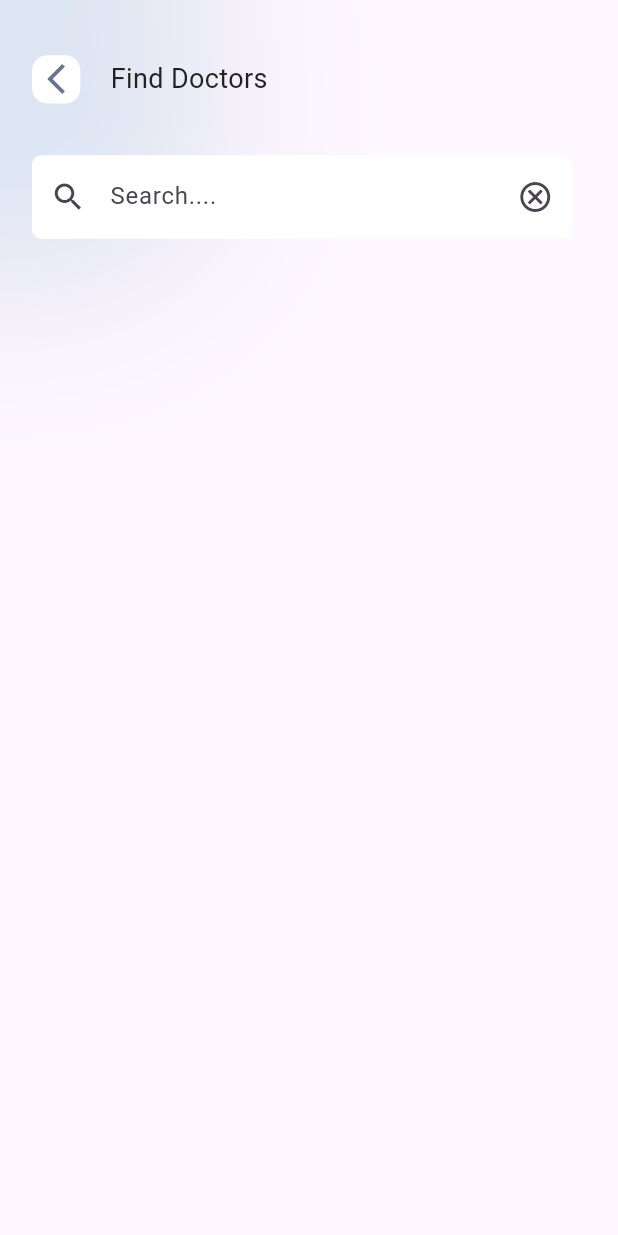
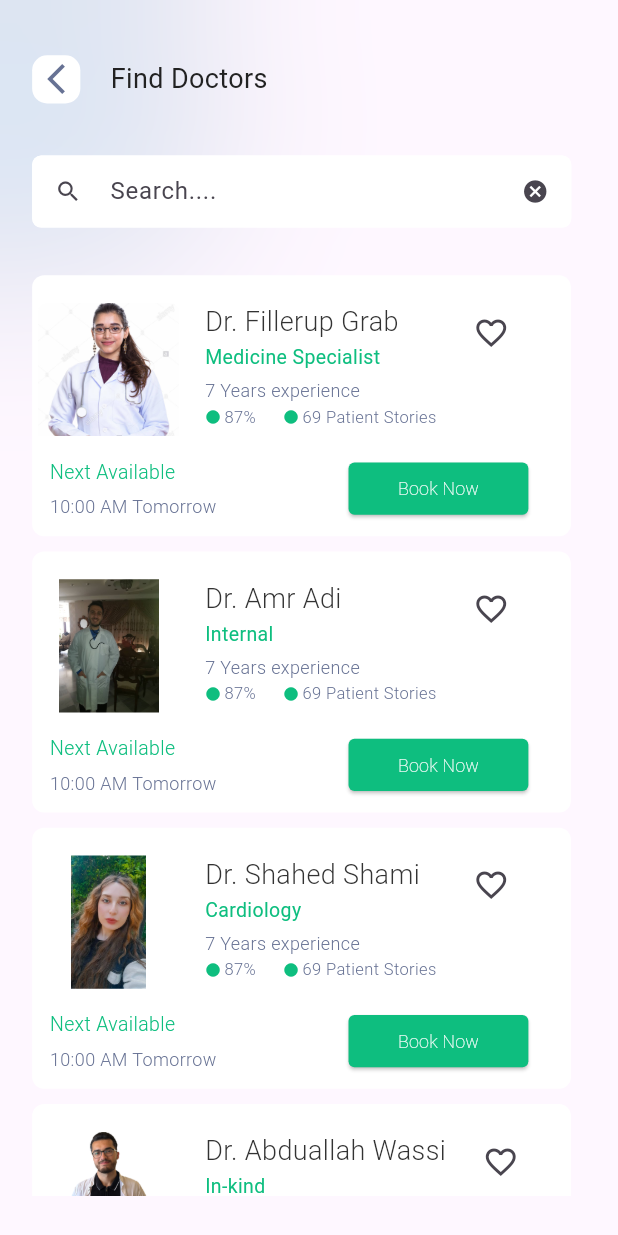
Before and after one commit to amradi6/salamtak, a Flutter app: the FindDoctorScreen screen opened by its route, on a phone screen of 412 x 824 dp. Run offline on Flutter 3.47's test engine with Material 3 defaults, Android fonts, the phone set to English and light mode, and no system bars; our stand-ins replace flutter_bloc, flutter_rating_bar; Roboto replaces fonts that are missing (PT Sans, Rubik).

Commit message:
feat: Implement doctor search and filtering functionality
This commit introduces the following:
- **`FindDoctorScreen`:**
    - Displays a search bar to filter doctors by name.
    - Shows a list of doctors using `ContainerForFindDoctors`.
    - Handles empty search results by displaying a "No doctor found" message.
    - Allows clearing the search and resetting the doctor list.
- **`FindDoctorCubit` and `FindDoctorState`:**
    - Manages the state for the doctor list and filtering logic.
    - `filterDoctors` method updates the list based on the search query.
    - `resetDoctors` method reverts to the initial full list.
- **`ContainerForFindDoctors` widget:**
    - A reusable widget to display individual doctor information including image, name, specialty, experience, rating, patient count, and next availability.
    - Includes a "Book Now" button and a favorite icon.
- **Updated `TextFormForSearch`:**
    - Added `onChanged`, `suffixIcon`, `validator`, and `onFieldSubmitted` parameters for enhanced functionality.
- **Home Screen Integration:**
    - The search bar on the `HomeScreen` now navigates to `FindDoctorScreen`.
    - `HomeCubit` and `HomeState` now manage a static list of doctors.
- **Minor UI Adjustments:**
    - Removed unused import in `onboarding_screen_02.dart`.

```diff
--- a/frontend/salamtak/lib/core/constants/widgets/text_form_for_search.dart
+++ b/frontend/salamtak/lib/core/constants/widgets/text_form_for_search.dart
@@ -7,7 +7,10 @@ class TextFormForSearch extends StatelessWidget {
     required this.textInputType,
     required this.filled,
     this.controller,
-    required this.hintText, this.onTap,
+    required this.hintText,
+    this.onTap,
+    this.onChanged,
+    this.suffixIcon, this.validator, this.onFieldSubmitted,
   });
 
   final Size size;
@@ -16,6 +19,10 @@ class TextFormForSearch extends StatelessWidget {
   final TextEditingController? controller;
   final String hintText;
   final void Function()? onTap;
+  final void Function(String)? onChanged;
+  final Widget? suffixIcon;
+  final String? Function(String?)? validator;
+  final void Function(String)? onFieldSubmitted;
 
   @override
   Widget build(BuildContext context) {
@@ -24,15 +31,19 @@ class TextFormForSearch extends StatelessWidget {
       height: size.height * 0.0670557,
       child: TextFormField(
         onTap: onTap,
+        validator: validator,
+        onFieldSubmitted: onFieldSubmitted ,
+        onChanged: onChanged,
         controller: controller,
         keyboardType: textInputType,
         cursorColor: Color(0XFF0EBE7E),
         decoration: InputDecoration(
+          isDense: true,
           filled: filled,
           fillColor: Color(0XFFFFFFFF),
           prefixIcon: Icon(Icons.search),
           hintText: hintText,
-          suffixIcon: Icon(Icons.cancel_outlined),
+          suffixIcon: suffixIcon,
           border: OutlineInputBorder(
             borderSide: BorderSide(color: Color(0xFFFFFFFF)),
             borderRadius: BorderRadius.all(Radius.circular(6)),
@@ -49,6 +60,10 @@ class TextFormForSearch extends StatelessWidget {
             borderSide: BorderSide(color: Color(0xFFFFFFFF)),
             borderRadius: BorderRadius.all(Radius.circular(6)),
           ),
+          errorBorder:OutlineInputBorder(
+            borderSide: BorderSide(color: Color(0xFFFFFFFF)),
+            borderRadius: BorderRadius.all(Radius.circular(6)),
+          ),
         ),
       ),
     );
--- /dev/null
+++ b/frontend/salamtak/lib/features/find_doctors/cubit/find_doctor_state.dart
@@ -0,0 +1,13 @@
+sealed class FindDoctorState {}
+
+final class FindDoctorInitialState extends FindDoctorState {
+  final List<Map<String, dynamic>> allDoctors;
+
+  FindDoctorInitialState(this.allDoctors);
+}
+
+final class DoctorFilterState extends FindDoctorState {
+  final List<Map<String, dynamic>> filteredDoctors;
+
+  DoctorFilterState(this.filteredDoctors);
+}
--- a/frontend/salamtak/lib/features/find_doctors/views/find_doctor_screen.dart
+++ b/frontend/salamtak/lib/features/find_doctors/views/find_doctor_screen.dart
@@ -1,9 +1,28 @@
 import 'package:flutter/material.dart';
+import 'package:flutter_bloc/flutter_bloc.dart';
 import 'package:salamtak/core/constants/widgets/circle_for_bg.dart';
 import 'package:salamtak/core/constants/widgets/text_form_for_search.dart';
+import 'package:salamtak/features/find_doctors/cubit/find_doctor_cubit.dart';
+import 'package:salamtak/features/find_doctors/cubit/find_doctor_state.dart';
+import 'package:salamtak/features/find_doctors/widgets/container_for_search_doctors.dart';
 
-class FindDoctorScreen extends StatelessWidget {
+class FindDoctorScreen extends StatefulWidget {
   const FindDoctorScreen({super.key});
+
+  @override
+  State<FindDoctorScreen> createState() => _FindDoctorScreenState();
+}
+
+class _FindDoctorScreenState extends State<FindDoctorScreen> {
+
+  final TextEditingController controller =TextEditingController();
+  final GlobalKey<FormState> _formKey = GlobalKey<FormState>();
+
+  @override
+  void dispose() {
+    controller.dispose();
+    super.dispose();
+  }
 
   @override
   Widget build(BuildContext context) {
@@ -28,23 +47,21 @@ class FindDoctorScreen extends StatelessWidget {
             color: Color(0X1E0EBE7E),
           ),
           Positioned(
-            top: size.height*0.0447,
-            left: size.width*0.052,
+            top: size.height * 0.0447,
+            left: size.width * 0.052,
             child: Column(
               crossAxisAlignment: CrossAxisAlignment.start,
               children: [
                 Row(
                   children: [
                     GestureDetector(
-                      onTap:() => Navigator.pop(context),
+                      onTap: () => Navigator.pop(context),
                       child: Container(
-                        width: size.width*0.078,
-                        height: size.width*0.078,
+                        width: size.width * 0.078,
+                        height: size.width * 0.078,
                         decoration: BoxDecoration(
                           color: Color(0XFFFFFFFF),
-                          borderRadius: BorderRadius.all(
-                            Radius.circular(10),
-                          ),
+                          borderRadius: BorderRadius.all(Radius.circular(10)),
                         ),
                         child: Icon(
                           Icons.arrow_back_ios_new,
@@ -52,20 +69,102 @@ class FindDoctorScreen extends StatelessWidget {
                         ),
                       ),
                     ),
-                    SizedBox(width: size.width*0.049),
+                    SizedBox(width: size.width * 0.049),
                     Text(
                       "Find Doctors",
                       style: TextStyle(
                         color: Color(0XFF222222),
                         fontSize: 18,
                         fontWeight: FontWeight.w400,
-                        fontFamily: "Rubik"
+                        fontFamily: "Rubik",
                       ),
                     ),
                   ],
                 ),
-                SizedBox(height: size.height*0.0422),
-                TextFormForSearch(size: size, textInputType: TextInputType.text, filled: true, hintText: "Search...."),
+                SizedBox(height: size.height * 0.0422),
+                Form(
+                  key: _formKey,
+                  child: TextFormForSearch(
+                    controller: controller,
+                    size: size,
+                    validator: (value) {
+                      if (value == null || value
+                          .trim()
+                          .isEmpty) {
+                        return "Please Enter The Name Doctor";
+                      }
+                      return null;
+                    },
+                    onFieldSubmitted: (value) {
+                      if (_formKey.currentState!.validate()) {
+                        context.read<FindDoctorCubit>().filterDoctors(
+                            value.trim());
+                      }
+                    },
+                    suffixIcon: IconButton(
+                      onPressed: () {
+                        context.read<FindDoctorCubit>().resetDoctors();
+                        controller.clear();
+                      },
+                      icon: Icon(Icons.cancel),
+                    ),
+                    onChanged: (value) {
+                      final trimmedValue = value.trim();
+                      if (trimmedValue.isEmpty) {
+                        context.read<FindDoctorCubit>().resetDoctors();
+                      } else {
+                        context.read<FindDoctorCubit>().filterDoctors(trimmedValue);
+                      }
+                    },
+                    textInputType: TextInputType.text,
+                    filled: true,
+                    hintText: "Search....",
+                  ),
+                ),
+                SizedBox(height: size.height * 0.0298),
+                SingleChildScrollView(
+                  child: SizedBox(
+                    height: size.height * 0.745,
+                    width: size.width * 0.872,
+                    child: BlocBuilder<FindDoctorCubit, FindDoctorState>(
+                      builder: (context, state) {
+                        List<Map<String, dynamic>>doctors = [];
+                        if (state is FindDoctorInitialState) {
+                          doctors = state.allDoctors;
+                        }
+                        else if (state is DoctorFilterState) {
+                          doctors = state.filteredDoctors;
+                        }
+                        if(doctors.isEmpty){
+                          return Padding(
+                            padding: EdgeInsets.symmetric(horizontal: size.width*0.085,vertical: size.height*0.074),
+                            child: Text(
+                              "No doctor found with this name",
+                              style: TextStyle(
+                                fontSize: 18, color: Color(0XFF333333),fontWeight: FontWeight.bold),
+                            ),
+                          );
+                        }
+                        return ListView.builder(
+                          itemCount: doctors.length,
+                          itemBuilder: (context, index) {
+                            final doctor = doctors[index];
+                            return ContainerForFindDoctors(
+                              size: size,
+                              nameDoctor: doctor["name"],
+                              image: doctor["image"],
+                              doctorSpecialty: doctor["specialty"],
+                              numberOfPatients: 69,
+                              numberOfYearsOfExperience: 7,
+                              rate: 87,
+                              timeNextAvailable: "10:00 AM Tomorrow",
+                            );
+                          },
+                        );
+                      },
+                    ),
+                  ),
+                ),
               ],
             ),
           ),
--- /dev/null
+++ b/frontend/salamtak/lib/features/find_doctors/widgets/container_for_search_doctors.dart
@@ -0,0 +1,198 @@
+import 'package:flutter/material.dart';
+
+class ContainerForFindDoctors extends StatelessWidget {
+  const ContainerForFindDoctors({
+    super.key,
+    required this.size,
+    required this.image,
+    required this.nameDoctor,
+    required this.doctorSpecialty,
+    required this.numberOfYearsOfExperience,
+    required this.rate,
+    required this.numberOfPatients,
+    required this.timeNextAvailable,
+  });
+
+  final Size size;
+  final String image;
+  final String nameDoctor;
+  final String doctorSpecialty;
+  final int numberOfYearsOfExperience;
+  final int rate;
+  final int numberOfPatients;
+  final String timeNextAvailable;
+
+  @override
+  Widget build(BuildContext context) {
+    return Container(
+      margin: EdgeInsets.only(bottom: size.height * 0.0124),
+      width: size.width * 0.8723,
+      height: size.height * 0.2111,
+      decoration: BoxDecoration(
+        color: Color(0XFFFFFFFF),
+        borderRadius: BorderRadius.all(Radius.circular(8)),
+      ),
+      child: Padding(
+        padding: EdgeInsets.only(
+          right: size.width * 0.0442,
+          top: size.height * 0.0223,
+          left: size.width * 0.0042,
+        ),
+        child: Column(
+          children: [
+            Row(
+              crossAxisAlignment: CrossAxisAlignment.start,
+              children: [
+                ClipRRect(
+                  borderRadius: BorderRadius.all(Radius.circular(4)),
+                  child: Image.asset(
+                    image,
+                    width: size.width * 0.239,
+                    height: size.height * 0.108,
+                    fit: BoxFit.contain,
+                  ),
+                ),
+                SizedBox(width: size.width * 0.03645),
+                Column(
+                  crossAxisAlignment: CrossAxisAlignment.start,
+                  children: [
+                    Text(
+                      nameDoctor,
+                      style: TextStyle(
+                        color: Color(0XFF333333),
+                        fontFamily: "Rubik",
+                        fontSize: 18,
+                        fontWeight: FontWeight.w300,
+                      ),
+                    ),
+                    SizedBox(height: size.height * 0.0012),
+                    Text(
+                      doctorSpecialty,
+                      style: TextStyle(
+                        color: Color(0XFF0EBE7F),
+                        fontFamily: "PT Sans",
+                        fontSize: 13,
+                        fontWeight: FontWeight.normal,
+                      ),
+                    ),
+                    SizedBox(height: size.height * 0.0049),
+                    Text(
+                      "$numberOfYearsOfExperience Years experience ",
+                      style: TextStyle(
+                        color: Color(0XFF677294),
+                        fontFamily: "Rubik",
+                        fontSize: 12,
+                        fontWeight: FontWeight.w300,
+                      ),
+                    ),
+                    SizedBox(height: size.height * 0.00124),
+                    Row(
+                      children: [
+                        Icon(
+                          Icons.circle,
+                          color: Color(0XFF0EBE7F),
+                          size: size.width * 0.026,
+                        ),
+                        SizedBox(width: size.width * 0.0052),
+                        Text(
+                          "$rate%",
+                          style: TextStyle(
+                            fontSize: 11,
+                            fontWeight: FontWeight.w300,
+                            color: Color(0XFF677294),
+                            fontFamily: "Rubik",
+                          ),
+                        ),
+                        SizedBox(width: size.width * 0.044),
+                        Icon(
+                          Icons.circle,
+                          color: Color(0XFF0EBE7F),
+                          size: size.width * 0.026,
+                        ),
+                        SizedBox(width: size.width * 0.0052),
+                        Text(
+                          "$numberOfPatients Patient Stories",
+                          style: TextStyle(
+                            fontSize: 11,
+                            fontWeight: FontWeight.w300,
+                            color: Color(0XFF677294),
+                            fontFamily: "Rubik",
+                          ),
+                        ),
+                      ],
+                    ),
+                  ],
+                ),
+                SizedBox(width: size.width * 0.04),
+                SizedBox(
+                  width: size.width * 0.0494,
+                  height: size.height * 0.021,
+                  child: IconButton(
+                    onPressed: () {},
+                    icon: Icon(Icons.favorite_border),
+                  ),
+                ),
+              ],
+            ),
+            SizedBox(height: size.height * 0.01738),
+            Row(
+              mainAxisAlignment: MainAxisAlignment.start,
+              children: [
+                Padding(
+                  padding: EdgeInsets.only(left: 10),
+                  child: Column(
+                    crossAxisAlignment: CrossAxisAlignment.start,
+                    children: [
+                      Text(
+                        "Next Available ",
+                        style: TextStyle(
+                          fontSize: 13,
+                          fontWeight: FontWeight.w300,
+                          fontFamily: "Rubik",
+                          color: Color(0XFF0EBE7F),
+                        ),
+                      ),
+                      SizedBox(height: size.height * 0.006),
+                      Text(
+                        timeNextAvailable,
+                        style: TextStyle(
+                          fontSize: 12,
+                          fontWeight: FontWeight.w300,
+                          fontFamily: "Rubik",
+                          color: Color(0XFF677294),
+                        ),
+                      ),
+                    ],
+                  ),
+                ),
+                SizedBox(width: size.width * 0.2135),
+                SizedBox(
+                  width: size.width * 0.291,
+                  height: size.height * 0.0422,
+                  child: ElevatedButton(
+                    onPressed: () {},
+                    style: ElevatedButton.styleFrom(
+                      backgroundColor: Color(0XFF0EBE7F),
+                      shape: RoundedRectangleBorder(
+                        borderRadius: BorderRadius.all(Radius.circular(4)),
+                      ),
+                    ),
+                    child: Text(
+                      "Book Now",
+                      style: TextStyle(
+                        color: Color(0XFFFFFFFF),
+                        fontFamily: "Rubik",
+                        fontSize: 12,
+                        fontWeight: FontWeight.w200,
+                      ),
+                    ),
+                  ),
+                ),
+              ],
+            ),
+          ],
+        ),
+      ),
+    );
+  }
+}
--- a/frontend/salamtak/lib/features/home/cubit/home__cubit.dart
+++ b/frontend/salamtak/lib/features/home/cubit/home__cubit.dart
@@ -1,47 +1,12 @@
 import 'package:flutter_bloc/flutter_bloc.dart';
+import 'package:salamtak/features/home/cubit/home__state.dart';
 
-part 'home__state.dart';
+
 
 class HomeCubit extends Cubit<HomeState> {
-  HomeCubit() : super(HomeInitial());
-  final List<Map<String, dynamic>> doctors = [
-    {
-      "image": "assets/images/doctor1.png",
-      "name": "Dr. Fillerup Grab",
-      "specialty": "Medicine Specialist",
-      "rating": 4.5,
-    },
-    {
-      "image": "assets/images/AmrAdi.jpg",
-      "name": "Dr. Amr Adi",
-      "specialty": "Internal",
-      "rating": 5.0,
-    },
-    {
-      "image": "assets/images/Abduallah Wassi.png",
-      "name": "Dr. Abduallah Wassi",
-      "specialty": "In-kind",
-      "rating": 4.0,
-    },
-    {
-      "image": "assets/images/Mohaamad Razzouq.jpg",
-      "name": "Dr. Mohaamad Razzoq",
-      "specialty": "Pharmacist",
-      "rating": 2.0,
-    },
-    {
-      "image": "assets/images/Osamma Saaed.webp",
-      "name": "Dr. Osamma Saaed",
-      "specialty": "Anatomy doctor",
-      "rating": 0.5,
-    },
-    {
-      "image": "assets/images/Abduallah Adi.jpg",
-      "name": "Dr. Abduallah Adi",
-      "specialty": "Urinary",
-      "rating": 2.0,
-    },
-  ];
+  HomeCubit() : super(HomeInitialState(doctors));
+
+  final allDoctors=doctors;
 
   int currentIndex = 0;
 
--- a/frontend/salamtak/lib/features/home/cubit/home__state.dart
+++ b/frontend/salamtak/lib/features/home/cubit/home__state.dart
@@ -1,7 +1,54 @@
-part of 'home__cubit.dart';
-
 sealed class HomeState {}
 
-final class HomeInitial extends HomeState {}
+final List<Map<String, dynamic>> doctors = [
+  {
+    "image": "assets/images/doctor1.png",
+    "name": "Dr. Fillerup Grab",
+    "specialty": "Medicine Specialist",
+    "rating": 4.5,
+  },
+  {
+    "image": "assets/images/AmrAdi.jpg",
+    "name": "Dr. Amr Adi",
+    "specialty": "Internal",
+    "rating": 5.0,
+  },
+  {
+    "image": "assets/images/shahed shami.jpg",
+    "name": "Dr. Shahed Shami",
+    "specialty": "Cardiology",
+    "rating": 5.0,
+  },
+  {
+    "image": "assets/images/Abduallah Wassi.png",
+    "name": "Dr. Abduallah Wassi",
+    "specialty": "In-kind",
+    "rating": 4.0,
+  },
+  {
+    "image": "assets/images/Mohaamad Razzouq.jpg",
+    "name": "Dr. Mohaamad Razzoq",
+    "specialty": "Pharmacist",
+    "rating": 2.0,
+  },
+  {
+    "image": "assets/images/Osamma Saaed.webp",
+    "name": "Dr. Osamma Saaed",
+    "specialty": "Anatomy doctor",
+    "rating": 0.5,
+  },
+  {
+    "image": "assets/images/Abduallah Adi.jpg",
+    "name": "Dr. Abduallah Adi",
+    "specialty": "Urinary",
+    "rating": 2.0,
+  },
+];
+
+final class HomeInitialState extends HomeState {
+  final List<Map<String, dynamic>> allDoctors;
+
+  HomeInitialState(this.allDoctors);
+}
 
 class ChangeTabState extends HomeState {}
--- a/frontend/salamtak/lib/features/onboarding/views/onboarding_screen_02.dart
+++ b/frontend/salamtak/lib/features/onboarding/views/onboarding_screen_02.dart
@@ -1,13 +1,11 @@
 import 'dart:ui';
 
 import 'package:flutter/material.dart';
-import 'package:salamtak/features/onboarding/views/onboarding_screen_03.dart';
 import 'package:salamtak/features/onboarding/widgets/custom_elevated_button.dart';
 import 'package:salamtak/features/onboarding/widgets/custom_hint_text.dart';
 import 'package:salamtak/features/onboarding/widgets/custom_sizedbox.dart';
 import 'package:salamtak/features/onboarding/widgets/custom_text.dart';
 import 'package:salamtak/features/onboarding/widgets/custom_text_button.dart';
-import 'package:salamtak/shared/utils/create_route.dart';
 
 class OnboardingScreen02 extends StatelessWidget {
   const OnboardingScreen02({super.key});
--- a/frontend/salamtak/lib/main.dart
+++ b/frontend/salamtak/lib/main.dart
@@ -1,5 +1,6 @@
 import 'package:flutter/material.dart';
 import 'package:flutter_bloc/flutter_bloc.dart';
+import 'package:salamtak/features/find_doctors/cubit/find_doctor_cubit.dart';
 
 import 'core/router/app_routes.dart';
 import 'features/home/cubit/home__cubit.dart';
@@ -18,6 +19,9 @@ class MyApp extends StatelessWidget {
         BlocProvider<HomeCubit>(
           create: (context) => HomeCubit(),
         ),
+        BlocProvider<FindDoctorCubit>(
+          create: (context) => FindDoctorCubit(),
+        ),
       ],
       child: MaterialApp(
         title: 'Flutter Demo',
```
Also changed, not shown: frontend/salamtak/lib/features/find_doctors/cubit/find_doctor_cubit.dart (added, +28 -0 lines), frontend/salamtak/lib/features/home/views/home_screen.dart (+65 -49 lines), frontend/salamtak/assets/images/shahed shami.jpg (added).
